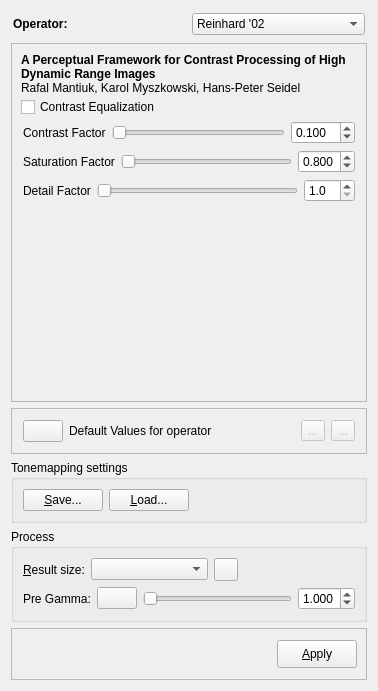
Above: forms/tonemappingoptions.ui from LuminanceHDR/LuminanceHDR before the change. Below: the same form after it.
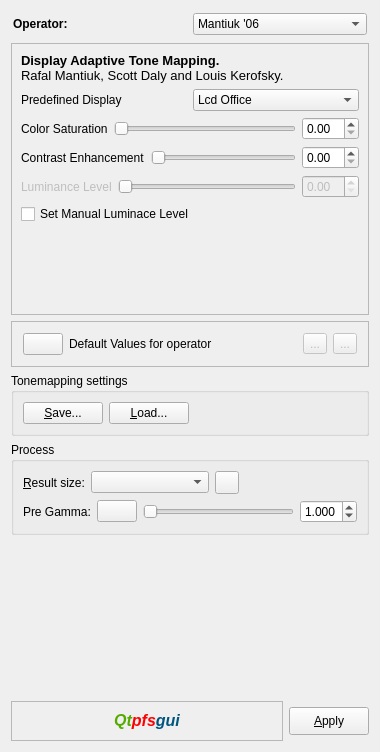
That is the form after the change. The open tabs and pages were chosen to show the change. Icons and pictures are not drawn.

Commit message: - Upadated, integrated last pfstool, pfstmo version (1.8 and 1.4) (with mantiuk08) - TonemappingDialog, tonamapping_widget  and tonemapperThread now copy working pfs frame on memory (no more need to swap it on disk) - Command Line Interface and Batch mode currently broken - New progress indicator support - mantiuk08 need fixing (no gamma only linear mapping) - ashikhmin02 currently dropped out (not in official pfstmo anymore) - Windows and OSX build probably broken (mantiuk08 needs gnu gsl) - fitToWindows in TM Dialog to be fixed

Diff of the .ui file:
```diff
--- a/forms/tonemappingoptions.ui
+++ b/forms/tonemappingoptions.ui
@@ -5,8 +5,8 @@
    <rect>
     <x>0</x>
     <y>0</y>
-    <width>378</width>
-    <height>691</height>
+    <width>380</width>
+    <height>752</height>
    </rect>
   </property>
   <property name="windowIcon" >
@@ -16,9 +16,9 @@
   <property name="toolTip" >
    <string>Tonemapping Operators and options</string>
   </property>
-  <layout class="QGridLayout" name="gridLayout_2" >
+  <layout class="QGridLayout" name="gridLayout_6" >
    <item row="0" column="0" >
-    <layout class="QVBoxLayout" name="verticalLayout_9" >
+    <layout class="QVBoxLayout" name="verticalLayout_10" >
      <item>
       <layout class="QHBoxLayout" name="horizontalLayout_3" >
        <property name="margin" >
@@ -37,14 +37,19 @@
        <item>
         <widget class="QComboBox" name="cmbOperators" >
          <property name="currentIndex" >
-          <number>4</number>
+          <number>0</number>
          </property>
          <property name="frame" >
           <bool>true</bool>
          </property>
          <item>
           <property name="text" >
-           <string>Mantiuk</string>
+           <string>Mantiuk '06</string>
+          </property>
+         </item>
+         <item>
+          <property name="text" >
+           <string>Mantiuk '08</string>
           </property>
          </item>
          <item>
@@ -97,7 +102,7 @@
        <property name="currentIndex" >
         <number>0</number>
        </property>
-       <widget class="QWidget" name="page_mantiuk" >
+       <widget class="QWidget" name="page_mantiuk06" >
         <layout class="QVBoxLayout" name="verticalLayout" >
          <property name="spacing" >
           <number>2</number>
@@ -236,6 +241,9 @@
            </property>
            <item>
             <widget class="QLabel" name="label_desc_df" >
+             <property name="enabled" >
+              <bool>false</bool>
+             </property>
              <property name="text" >
               <string>Detail Factor</string>
              </property>
@@ -243,6 +251,9 @@
            </item>
            <item>
             <widget class="QSlider" name="detailFactorSlider" >
+             <property name="enabled" >
+              <bool>false</bool>
+             </property>
              <property name="cursor" >
               <cursorShape>PointingHandCursor</cursorShape>
              </property>
@@ -256,6 +267,9 @@
            </item>
            <item>
             <widget class="QDoubleSpinBox" name="detailFactordsb" >
+             <property name="enabled" >
+              <bool>false</bool>
+             </property>
              <property name="decimals" >
               <number>1</number>
              </property>
@@ -290,6 +304,150 @@
          </item>
         </layout>
        </widget>
+       <widget class="QWidget" name="page_mantiuk08" >
+        <layout class="QGridLayout" name="gridLayout_2" >
+         <item row="0" column="0" >
+          <widget class="QLabel" name="label_2" >
+           <property name="text" >
+            <string>&lt;!DOCTYPE HTML PUBLIC "-//W3C//DTD HTML 4.0//EN" "http://www.w3.org/TR/REC-html40/strict.dtd">
+&lt;html>&lt;head>&lt;meta name="qrichtext" content="1" />&lt;style type="text/css">
+p, li { white-space: pre-wrap; }
+&lt;/style>&lt;/head>&lt;body style=" font-family:'Sans Serif'; font-size:10pt; font-weight:400; font-style:normal;">
+&lt;p style=" margin-top:0px; margin-bottom:0px; margin-left:0px; margin-right:0px; -qt-block-indent:0; text-indent:0px;">&lt;span style=" font-weight:600;">Display Adaptive Tone Mapping.&lt;/span>&lt;/p>
+&lt;p style=" margin-top:0px; margin-bottom:0px; margin-left:0px; margin-right:0px; -qt-block-indent:0; text-indent:0px;">Rafal Mantiuk, Scott Daly and Louis Kerofsky.&lt;/p>&lt;/body>&lt;/html></string>
+           </property>
+          </widget>
+         </item>
+         <item row="1" column="0" >
+          <layout class="QHBoxLayout" name="horizontalLayout_8" >
+           <item>
+            <widget class="QLabel" name="label_6" >
+             <property name="text" >
+              <string>Predefined Display</string>
+             </property>
+            </widget>
+           </item>
+           <item>
+            <widget class="QComboBox" name="displayComboBox" >
+             <item>
+              <property name="text" >
+               <string>Lcd Office</string>
+              </property>
+             </item>
+             <item>
+              <property name="text" >
+               <string>Lcd</string>
+              </property>
+             </item>
+             <item>
+              <property name="text" >
+               <string>Lcd Bright</string>
+              </property>
+             </item>
+             <item>
+              <property name="text" >
+               <string>CRT</string>
+              </property>
+             </item>
+            </widget>
+           </item>
+          </layout>
+         </item>
+         <item row="2" column="0" >
+          <layout class="QHBoxLayout" name="horizontalLayout_5" >
+           <item>
+            <widget class="QLabel" name="label_3" >
+             <property name="text" >
+              <string>Color Saturation</string>
+             </property>
+            </widget>
+           </item>
+           <item>
+            <widget class="QSlider" name="colorSaturationSlider" >
+             <property name="orientation" >
+              <enum>Qt::Horizontal</enum>
+             </property>
+            </widget>
+           </item>
+           <item>
+            <widget class="QDoubleSpinBox" name="colorSaturationDSB" />
+           </item>
+          </layout>
+         </item>
+         <item row="3" column="0" >
+          <layout class="QHBoxLayout" name="horizontalLayout_6" >
+           <item>
+            <widget class="QLabel" name="label_4" >
+             <property name="text" >
+              <string>Contrast Enhancement</string>
+             </property>
+            </widget>
+           </item>
+           <item>
+            <widget class="QSlider" name="contrastEnhancementSlider" >
+             <property name="orientation" >
+              <enum>Qt::Horizontal</enum>
+             </property>
+            </widget>
+           </item>
+           <item>
+            <widget class="QDoubleSpinBox" name="contrastEnhancementDSB" />
+           </item>
+          </layout>
+         </item>
+         <item row="4" column="0" >
+          <layout class="QHBoxLayout" name="horizontalLayout_7" >
+           <item>
+            <widget class="QLabel" name="label_5" >
+             <property name="enabled" >
+              <bool>false</bool>
+             </property>
+             <property name="text" >
+              <string>Luminance Level</string>
+             </property>
+            </widget>
+           </item>
+           <item>
+            <widget class="QSlider" name="luminanceLevelSlider" >
+             <property name="enabled" >
+              <bool>false</bool>
+             </property>
+             <property name="orientation" >
+              <enum>Qt::Horizontal</enum>
+             </property>
+            </widget>
+           </item>
+           <item>
+            <widget class="QDoubleSpinBox" name="luminanceLevelDSB" >
+             <property name="enabled" >
+              <bool>false</bool>
+             </property>
+            </widget>
+           </item>
+          </layout>
+         </item>
+         <item row="6" column="0" >
+          <spacer name="verticalSpacer_2" >
+           <property name="orientation" >
+            <enum>Qt::Vertical</enum>
+           </property>
+           <property name="sizeHint" stdset="0" >
+            <size>
+             <width>20</width>
+             <height>28</height>
+            </size>
+           </property>
+          </spacer>
+         </item>
+         <item row="5" column="0" >
+          <widget class="QCheckBox" name="luminanceLevelCheckBox" >
+           <property name="text" >
+            <string>Set Manual Luminace Level</string>
+           </property>
+          </widget>
+         </item>
+        </layout>
+       </widget>
        <widget class="QWidget" name="page_fattal" >
         <property name="sizePolicy" >
          <sizepolicy vsizetype="Preferred" hsizetype="Preferred" >
@@ -351,7 +509,7 @@
            <item>
             <widget class="QDoubleSpinBox" name="alphadsb" >
              <property name="decimals" >
-              <number>3</number>
+              <number>5</number>
              </property>
              <property name="minimum" >
               <double>0.001000000000000</double>
@@ -1287,6 +1445,9 @@
         </layout>
        </widget>
        <widget class="QWidget" name="page_ashikhmin" >
+        <property name="enabled" >
+         <bool>false</bool>
+        </property>
         <layout class="QVBoxLayout" name="verticalLayout_7" >
          <property name="spacing" >
           <number>2</number>
@@ -1521,7 +1682,7 @@
               <double>0.001000000000000</double>
              </property>
              <property name="maximum" >
-              <double>50.000000000000000</double>
+              <double>1000.000000000000000</double>
              </property>
              <property name="value" >
               <double>1.000000000000000</double>
@@ -1550,6 +1711,9 @@
              <property name="text" >
               <string>Cone and Rod based on Luminance</string>
              </property>
+             <property name="checked" >
+              <bool>true</bool>
+             </property>
             </widget>
            </item>
           </layout>
@@ -1564,6 +1728,9 @@
            </property>
            <item>
             <widget class="QLabel" name="label_cone" >
+             <property name="enabled" >
+              <bool>false</bool>
+             </property>
              <property name="text" >
               <string>Cone Level</string>
              </property>
@@ -1571,6 +1738,9 @@
            </item>
            <item>
             <widget class="QSlider" name="coneSlider" >
+             <property name="enabled" >
+              <bool>false</bool>
+             </property>
              <property name="cursor" >
               <cursorShape>PointingHandCursor</cursorShape>
              </property>
@@ -1584,6 +1754,9 @@
            </item>
            <item>
             <widget class="QDoubleSpinBox" name="conedsb" >
+             <property name="enabled" >
+              <bool>false</bool>
+             </property>
              <property name="maximum" >
               <double>1.000000000000000</double>
              </property>
@@ -1607,6 +1780,9 @@
            </property>
            <item>
             <widget class="QLabel" name="label_rod" >
+             <property name="enabled" >
+              <bool>false</bool>
+             </property>
              <property name="text" >
               <string>Rod Level</string>
              </property>
@@ -1614,6 +1790,9 @@
            </item>
            <item>
             <widget class="QSlider" name="rodSlider" >
+             <property name="enabled" >
+              <bool>false</bool>
+             </property>
              <property name="cursor" >
               <cursorShape>PointingHandCursor</cursorShape>
              </property>
@@ -1627,6 +1806,9 @@
            </item>
            <item>
             <widget class="QDoubleSpinBox" name="roddsb" >
+             <property name="enabled" >
+              <bool>false</bool>
+             </property>
              <property name="maximum" >
               <double>1.000000000000000</double>
              </property>
@@ -1658,7 +1840,7 @@
       </widget>
      </item>
      <item>
-      <widget class="QFrame" name="frame" >
+      <widget class="QFrame" name="undoRedoFrame" >
        <property name="frameShape" >
         <enum>QFrame::StyledPanel</enum>
        </property>
@@ -1855,72 +2037,6 @@
         <string>Process</string>
        </property>
        <layout class="QGridLayout" name="gridLayout_4" >
-        <item row="0" column="0" >
-         <layout class="QHBoxLayout" name="horizontalLayout" >
-          <item>
-           <widget class="QLabel" name="label" >
-            <property name="text" >
-             <string>&amp;Result size:</string>
-            </property>
-            <property name="margin" >
-             <number>1</number>
-            </property>
-            <property name="buddy" >
-             <cstring>sizeComboBox</cstring>
-            </property>
-           </widget>
-          </item>
-          <item>
-           <widget class="QComboBox" name="sizeComboBox" >
-            <property name="sizePolicy" >
-             <sizepolicy vsizetype="Fixed" hsizetype="MinimumExpanding" >
-              <horstretch>0</horstretch>
-              <verstretch>0</verstretch>
-             </sizepolicy>
-            </property>
-            <property name="toolTip" >
-             <string>The size of the resulting LDR image.</string>
-            </property>
-            <property name="whatsThis" >
-             <string>Here you can choose the size of the resulting LDR image.</string>
-            </property>
-            <property name="insertPolicy" >
-             <enum>QComboBox::NoInsert</enum>
-            </property>
-           </widget>
-          </item>
-          <item>
-           <widget class="QToolButton" name="addCustomSizeButton" >
-            <property name="cursor" >
-             <cursorShape>PointingHandCursor</cursorShape>
-            </property>
-            <property name="toolTip" >
-             <string>Custom LDR size</string>
-            </property>
-            <property name="whatsThis" >
-             <string>Clicking this button you will be able to insert a &lt;i>width&lt;/i> value for the size of the resulting LDR image.&lt;br>After pressing Enter (or Return) a height value will be automatically computed and the new size added to the list.</string>
-            </property>
-            <property name="icon" >
-             <iconset resource="../icons.qrc" >
-              <normaloff>:/new/prefix1/images/add.png</normaloff>:/new/prefix1/images/add.png</iconset>
-            </property>
-           </widget>
-          </item>
-          <item>
-           <spacer>
-            <property name="orientation" >
-             <enum>Qt::Horizontal</enum>
-            </property>
-            <property name="sizeHint" stdset="0" >
-             <size>
-              <width>40</width>
-              <height>20</height>
-             </size>
-            </property>
-           </spacer>
-          </item>
-         </layout>
-        </item>
         <item row="1" column="0" >
          <layout class="QHBoxLayout" name="horizontalLayout_2" >
           <item>
@@ -2006,46 +2122,59 @@
           </item>
          </layout>
         </item>
-       </layout>
-      </widget>
-     </item>
-     <item>
-      <widget class="QFrame" name="frame_2" >
-       <property name="sizePolicy" >
-        <sizepolicy vsizetype="Fixed" hsizetype="Preferred" >
-         <horstretch>0</horstretch>
-         <verstretch>0</verstretch>
-        </sizepolicy>
-       </property>
-       <property name="minimumSize" >
-        <size>
-         <width>0</width>
-         <height>52</height>
-        </size>
-       </property>
-       <property name="maximumSize" >
-        <size>
-         <width>16777215</width>
-         <height>52</height>
-        </size>
-       </property>
-       <property name="frameShape" >
-        <enum>QFrame::StyledPanel</enum>
-       </property>
-       <property name="frameShadow" >
-        <enum>QFrame::Raised</enum>
-       </property>
-       <layout class="QGridLayout" name="gridLayout_3" >
         <item row="0" column="0" >
-         <layout class="QHBoxLayout" >
-          <property name="spacing" >
-           <number>6</number>
-          </property>
-          <property name="margin" >
-           <number>0</number>
-          </property>
+         <layout class="QHBoxLayout" name="horizontalLayout" >
           <item>
-           <spacer name="horizontalSpacer_2" >
+           <widget class="QLabel" name="label" >
+            <property name="text" >
+             <string>&amp;Result size:</string>
+            </property>
+            <property name="margin" >
+             <number>1</number>
+            </property>
+            <property name="buddy" >
+             <cstring>sizeComboBox</cstring>
+            </property>
+           </widget>
+          </item>
+          <item>
+           <widget class="QComboBox" name="sizeComboBox" >
+            <property name="sizePolicy" >
+             <sizepolicy vsizetype="Fixed" hsizetype="MinimumExpanding" >
+              <horstretch>0</horstretch>
+              <verstretch>0</verstretch>
+             </sizepolicy>
+            </property>
+            <property name="toolTip" >
+             <string>The size of the resulting LDR image.</string>
+            </property>
+            <property name="whatsThis" >
+             <string>Here you can choose the size of the resulting LDR image.</string>
+            </property>
+            <property name="insertPolicy" >
+             <enum>QComboBox::NoInsert</enum>
+            </property>
+           </widget>
+          </item>
+          <item>
+           <widget class="QToolButton" name="addCustomSizeButton" >
+            <property name="cursor" >
+             <cursorShape>PointingHandCursor</cursorShape>
+            </property>
+            <property name="toolTip" >
+             <string>Custom LDR size</string>
+            </property>
+            <property name="whatsThis" >
+             <string>Clicking this button you will be able to insert a &lt;i>width&lt;/i> value for the size of the resulting LDR image.&lt;br>After pressing Enter (or Return) a height value will be automatically computed and the new size added to the list.</string>
+            </property>
+            <property name="icon" >
+             <iconset resource="../icons.qrc" >
+              <normaloff>:/new/prefix1/images/add.png</normaloff>:/new/prefix1/images/add.png</iconset>
+            </property>
+           </widget>
+          </item>
+          <item>
+           <spacer>
             <property name="orientation" >
              <enum>Qt::Horizontal</enum>
             </property>
@@ -2057,52 +2186,115 @@
             </property>
            </spacer>
           </item>
-          <item>
-           <widget class="QToolButton" name="applyButton" >
-            <property name="minimumSize" >
-             <size>
-              <width>80</width>
-              <height>28</height>
-             </size>
-            </property>
-            <property name="maximumSize" >
-             <size>
-              <width>80</width>
-              <height>28</height>
-             </size>
-            </property>
-            <property name="toolTip" >
-             <string>Start tone mapping (CTRL+A).</string>
-            </property>
-            <property name="whatsThis" >
-             <string>Use current parameters above (pregamma and tone mapping operator) to compute an LDR image.</string>
-            </property>
-            <property name="text" >
-             <string>&amp;Apply</string>
-            </property>
-            <property name="icon" >
-             <iconset resource="../icons.qrc" >
-              <normaloff>:/new/prefix1/images/apply.png</normaloff>:/new/prefix1/images/apply.png</iconset>
-            </property>
-            <property name="iconSize" >
-             <size>
-              <width>22</width>
-              <height>22</height>
-             </size>
-            </property>
-            <property name="shortcut" >
-             <string>Ctrl+A</string>
-            </property>
-            <property name="toolButtonStyle" >
-             <enum>Qt::ToolButtonTextBesideIcon</enum>
-            </property>
-           </widget>
-          </item>
          </layout>
         </item>
        </layout>
+       <zorder></zorder>
       </widget>
      </item>
+     <item>
+      <layout class="QVBoxLayout" name="verticalLayout_9" >
+       <item>
+        <spacer name="verticalSpacer" >
+         <property name="orientation" >
+          <enum>Qt::Vertical</enum>
+         </property>
+         <property name="sizeHint" stdset="0" >
+          <size>
+           <width>20</width>
+           <height>13</height>
+          </size>
+         </property>
+        </spacer>
+       </item>
+       <item>
+        <layout class="QHBoxLayout" name="horizontalLayout_4" >
+         <item>
+          <widget class="QFrame" name="frame_2" >
+           <property name="sizePolicy" >
+            <sizepolicy vsizetype="Fixed" hsizetype="Preferred" >
+             <horstretch>0</horstretch>
+             <verstretch>0</verstretch>
+            </sizepolicy>
+           </property>
+           <property name="minimumSize" >
+            <size>
+             <width>0</width>
+             <height>40</height>
+            </size>
+           </property>
+           <property name="maximumSize" >
+            <size>
+             <width>16777215</width>
+             <height>40</height>
+            </size>
+           </property>
+           <property name="frameShape" >
+            <enum>QFrame::StyledPanel</enum>
+           </property>
+           <property name="frameShadow" >
+            <enum>QFrame::Raised</enum>
+           </property>
+           <layout class="QGridLayout" name="gridLayout_3" >
+            <item row="0" column="0" >
+             <widget class="QLabel" name="label_8" >
+              <property name="text" >
+               <string>&lt;!DOCTYPE HTML PUBLIC "-//W3C//DTD HTML 4.0//EN" "http://www.w3.org/TR/REC-html40/strict.dtd">
+&lt;html>&lt;head>&lt;meta name="qrichtext" content="1" />&lt;style type="text/css">
+p, li { white-space: pre-wrap; }
+&lt;/style>&lt;/head>&lt;body style=" font-family:'Sans Serif'; font-size:10pt; font-weight:400; font-style:normal;">
+&lt;p align="center" style=" margin-top:0px; margin-bottom:0px; margin-left:0px; margin-right:0px; -qt-block-indent:0; text-indent:0px;">&lt;span style=" font-size:12pt; font-weight:600; font-style:italic; color:#55aa00;">Qt&lt;/span>&lt;span style=" font-size:12pt; font-weight:600; font-style:italic; color:#ff0000;">pfs&lt;/span>&lt;span style=" font-size:12pt; font-weight:600; font-style:italic; color:#00557f;">gui&lt;/span>&lt;/p>&lt;/body>&lt;/html></string>
+              </property>
+             </widget>
+            </item>
+           </layout>
+          </widget>
+         </item>
+         <item>
+          <widget class="QToolButton" name="applyButton" >
+           <property name="minimumSize" >
+            <size>
+             <width>80</width>
+             <height>28</height>
+            </size>
+           </property>
+           <property name="maximumSize" >
+            <size>
+             <width>80</width>
+             <height>28</height>
+            </size>
+           </property>
+           <property name="toolTip" >
+            <string>Start tone mapping (CTRL+A).</string>
+           </property>
+           <property name="whatsThis" >
+            <string>Use current parameters above (pregamma and tone mapping operator) to compute an LDR image.</string>
+           </property>
+           <property name="text" >
+            <string>&amp;Apply</string>
+           </property>
+           <property name="icon" >
+            <iconset resource="../icons.qrc" >
+             <normaloff>:/new/prefix1/images/apply.png</normaloff>:/new/prefix1/images/apply.png</iconset>
+           </property>
+           <property name="iconSize" >
+            <size>
+             <width>22</width>
+             <height>22</height>
+            </size>
+           </property>
+           <property name="shortcut" >
+            <string>Ctrl+A</string>
+           </property>
+           <property name="toolButtonStyle" >
+            <enum>Qt::ToolButtonTextBesideIcon</enum>
+           </property>
+          </widget>
+         </item>
+        </layout>
+       </item>
+      </layout>
+     </item>
     </layout>
    </item>
   </layout>
```
Left out of the diff: 194 changed lines with no effect on the pictures. The commit also changes 72 other files.
